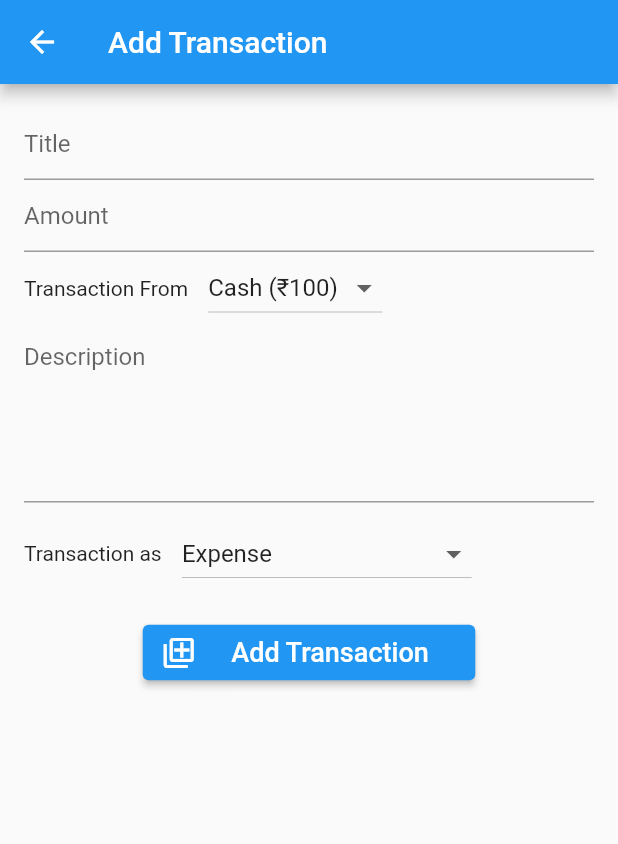
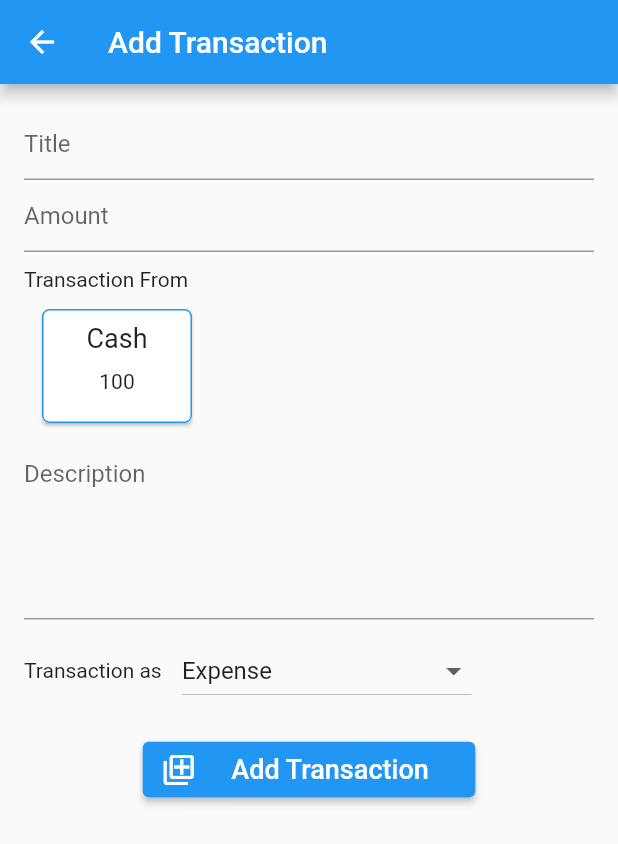
Before and after one commit to hardikgpatel/MoneyManager, a Flutter app: the AddTransactionScreen screen opened by its route, on a phone screen of 412 x 824 dp. Shown: the top 844 px of the screen. Run offline on Flutter 3.47's test engine with Material 2 defaults, Android fonts, the phone set to English and light mode, and no system bars; our stand-ins replace flutter_hooks, flutter_riverpod, hooks_riverpod.

Commit message:
change for select wallet design

```diff
--- a/lib/screens/add_transaction_screen.dart
+++ b/lib/screens/add_transaction_screen.dart
@@ -1,4 +1,5 @@
 import 'package:MoneyManager/model/transaction_model.dart';
+import 'package:MoneyManager/model/wallet_model.dart';
 import 'package:MoneyManager/provider/transaction_provider.dart';
 import 'package:MoneyManager/provider/wallet_provider.dart';
 import 'package:MoneyManager/screens/transaction_list_screen.dart';
@@ -27,6 +28,43 @@ class AddTransactionScreen extends HookWidget {
     final selectedWallet = useState(wallets[0].id);
     final isExpense = useState('Expense');
 
+    Widget buildWallets() {
+      return Container(
+        height: 100,
+        child: ListView.builder(
+          scrollDirection: Axis.horizontal,
+          itemBuilder: (context, index) {
+            return Padding(
+              padding: const EdgeInsets.all(8.0),
+              child: GestureDetector(
+                onTap: () {
+                  selectedWallet.value = wallets[index].id;
+                },
+                child: Card(
+                  child: Container(
+                    padding: const EdgeInsets.all(8.0),
+                    width: 100,
+                    decoration: BoxDecoration(
+                      border: Border.all(color: selectedWallet.value == wallets[index].id ? Colors.blue : Colors.white),
+                      borderRadius: BorderRadius.circular(5)
+                    ),
+                    child: Column(
+                      children: [
+                        Text(wallets[index].id, style: TextStyle(fontSize: 18),),
+                        SizedBox(height: 10,),
+                        Text(wallets[index].amount.toString()),
+                      ],
+                    ),
+                  ),
+                ),
+              ),
+            );
+          },
+          itemCount: wallets.length,
+        ),
+      );
+    }
+
     return Scaffold(
       appBar: AppBar(
         title: Text('Add Transaction'),
@@ -45,29 +83,14 @@ class AddTransactionScreen extends HookWidget {
                 keyboardType: TextInputType.number,
                 decoration: InputDecoration(hintText: 'Amount'),
               ),
-              Row(
+              Column(
+                crossAxisAlignment: CrossAxisAlignment.start,
                 children: [
+                  SizedBox(
+                    height: 10,
+                  ),
                   Text('Transaction From '),
-                  SizedBox(
-                    width: 10,
-                  ),
-                  DropdownButton(
-                    value: selectedWallet.value,
-                    onChanged: (dynamic value) {
-                      selectedWallet.value = value;
-                    },
-                    hint: Text('Select Wallet'),
-                    items: wallets.map<DropdownMenuItem<String>>((wallet) {
-                      if (wallet.isDefault) {
-                        selectedWallet.value = wallet.id;
-                      }
-                      return DropdownMenuItem<String>(
-                        value: wallet.id,
-                        key: ValueKey(wallet.id),
-                        child: Text('${wallet.id} (\u20B9${wallet.amount})'),
-                      );
-                    }).toList(),
-                  ),
+                  buildWallets(),
                 ],
               ),
               TextField(
@@ -112,7 +135,8 @@ class AddTransactionScreen extends HookWidget {
                       .firstWhere(
                           (element) => element.id == selectedWallet.value)
                       .amount;
-                  if (selectedAmount <= selectedWalletAmount || isExpense.value == 'Income') {
+                  if (selectedAmount <= selectedWalletAmount ||
+                      isExpense.value == 'Income') {
                     TransactionModel _transaction = TransactionModel(
                       title: _titleController!.text,
                       amount: int.parse(_amountController.text),
@@ -130,8 +154,7 @@ class AddTransactionScreen extends HookWidget {
                     _amountController.clear();
                     _descriptionController.clear();
 
-                    Navigator.of(context)
-                        .pop(TransactionListScreen.routeName);
+                    Navigator.of(context).pop(TransactionListScreen.routeName);
                   } else {
                     Utils.showCustomDialog(
                       context: context,
--- a/lib/screens/transfer_fund_screen.dart
+++ b/lib/screens/transfer_fund_screen.dart
@@ -1,7 +1,6 @@
 import 'package:MoneyManager/model/transaction_model.dart';
 import 'package:MoneyManager/provider/transaction_provider.dart';
 import 'package:MoneyManager/provider/wallet_provider.dart';
-import 'package:MoneyManager/screens/transaction_list_screen.dart';
 import 'package:MoneyManager/screens/wallet_screen.dart';
 import 'package:MoneyManager/utils/utils.dart';
 import 'package:flutter/material.dart';
@@ -114,9 +113,9 @@ class TransferFund extends HookWidget {
                   if(selectedAmount <= selectedWalletFromAmount) {
                     TransactionModel transactionTransferFrom = TransactionModel(
                       title: _titleController!.text,
-                      amount: int.parse(_amountController!.text),
+                      amount: int.parse(_amountController.text),
                       wallet: selectedWalletFrom.value,
-                      description: 'Transfer to ${selectedWalletTo.value} for ${_descriptionController!.text}',
+                      description: 'Transfer to ${selectedWalletTo.value} ${_descriptionController!.text != '' ? 'for' : ''} ${_descriptionController.text}',
                       transactionDate: DateTime.now(),
                       isExpance: true,
                     );
@@ -129,7 +128,7 @@ class TransferFund extends HookWidget {
                       title: _titleController.text,
                       amount: int.parse(_amountController.text),
                       wallet: selectedWalletTo.value,
-                      description: 'Transfer from ${selectedWalletFrom.value} for ${_descriptionController.text}',
+                      description: 'Transfer from ${selectedWalletFrom.value}  ${_descriptionController.text != '' ? 'for' : ''} ${_descriptionController.text}',
                       transactionDate: DateTime.now(),
                       isExpance: false,
                     );
```
